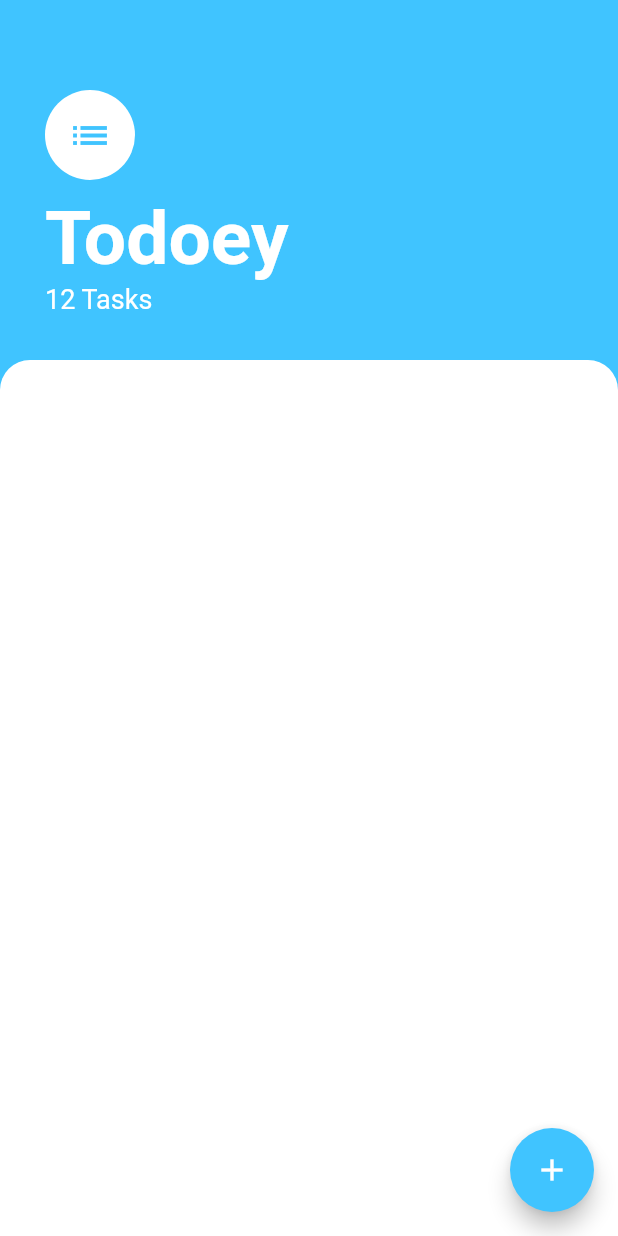
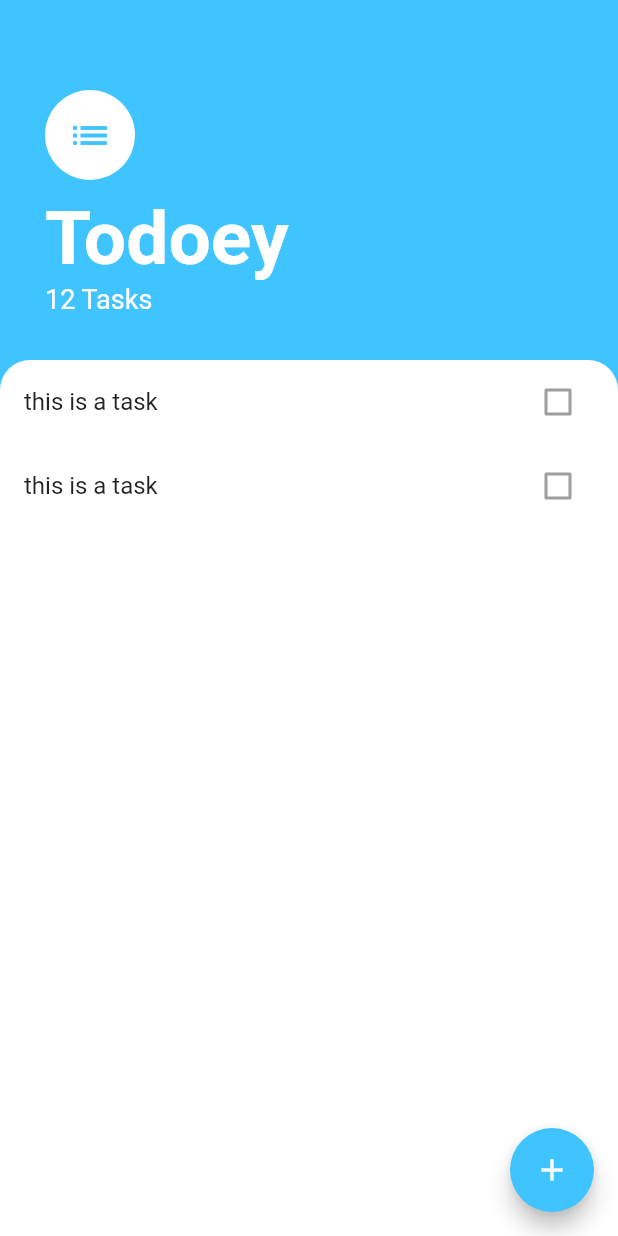
Before and after one commit to yisikawa/todoey_new, a Flutter app: the screen it shows after launch, on a phone screen of 412 x 824 dp. Run offline on Flutter 3.47's test engine with Material 2 defaults, Android fonts, the phone set to English and light mode, and no system bars.

Commit message:
add listView mockup

```diff
--- a/lib/screens/tasks_screen.dart
+++ b/lib/screens/tasks_screen.dart
@@ -13,7 +13,8 @@ class TasksScreen extends StatelessWidget {
         crossAxisAlignment: CrossAxisAlignment.start,
         children: <Widget>[
           Container(
-            padding: EdgeInsets.only(top: 60.0,left: 30.0,right: 30.0,bottom: 30.0),
+            padding: EdgeInsets.only(
+                top: 60.0, left: 30.0, right: 30.0, bottom: 30.0),
             child: Column(
               crossAxisAlignment: CrossAxisAlignment.start,
               children: <Widget>[
@@ -29,12 +30,14 @@ class TasksScreen extends StatelessWidget {
                 SizedBox(
                   height: 10.0,
                 ),
-                Text('Todoey',
+                Text(
+                  'Todoey',
                   style: TextStyle(
                     fontSize: 50.0,
                     color: Colors.white,
                     fontWeight: FontWeight.w700,
-                ),),
+                  ),
+                ),
                 Text(
                   '12 Tasks',
                   style: TextStyle(
@@ -42,7 +45,6 @@ class TasksScreen extends StatelessWidget {
                     fontSize: 18,
                   ),
                 ),
-
               ],
             ),
           ),
@@ -55,6 +57,22 @@ class TasksScreen extends StatelessWidget {
                   topRight: Radius.circular(20.0),
                 ),
               ),
+              child: ListView(
+                children: <Widget>[
+                  ListTile(
+                    title: Text('this is a task'),
+                    trailing: Checkbox(
+                      value: false,
+                    ),
+                  ),
+                  ListTile(
+                    title: Text('this is a task'),
+                    trailing: Checkbox(
+                      value: false,
+                    ),
+                  ),
+                ],
+              ),
             ),
           ),
         ],
```
Lines whose indentation alone changed are shown as unchanged.
